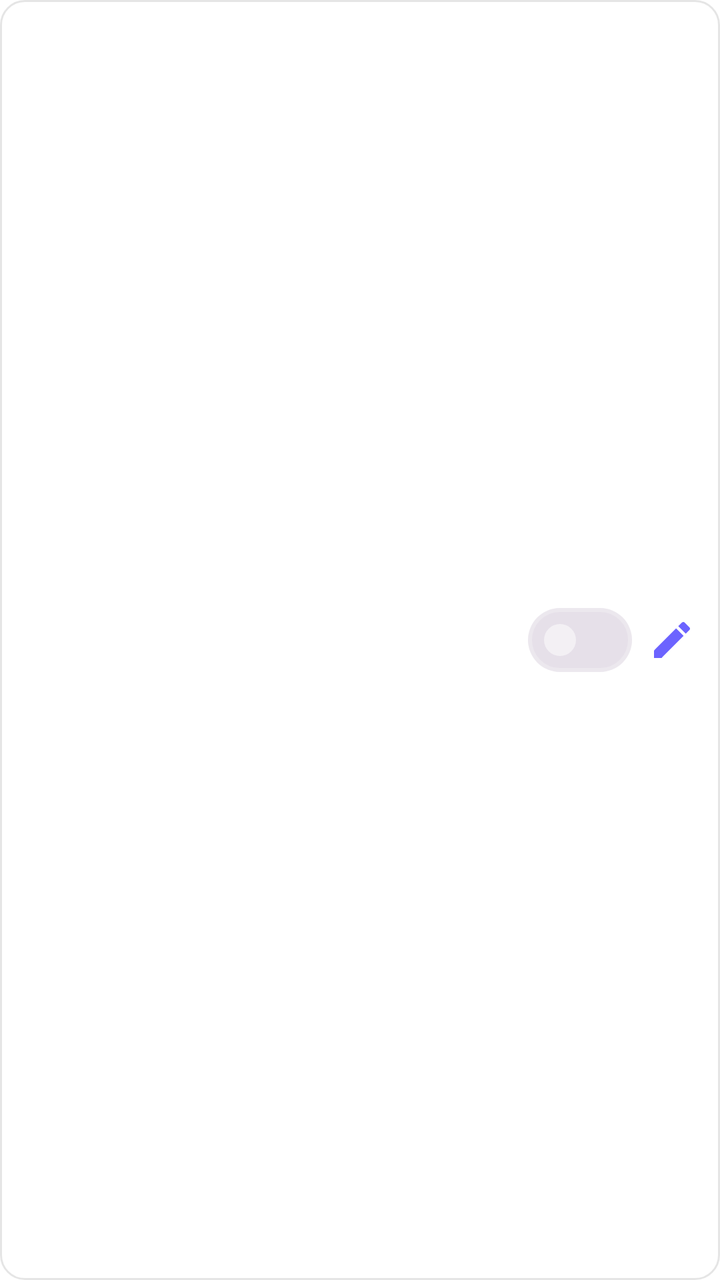
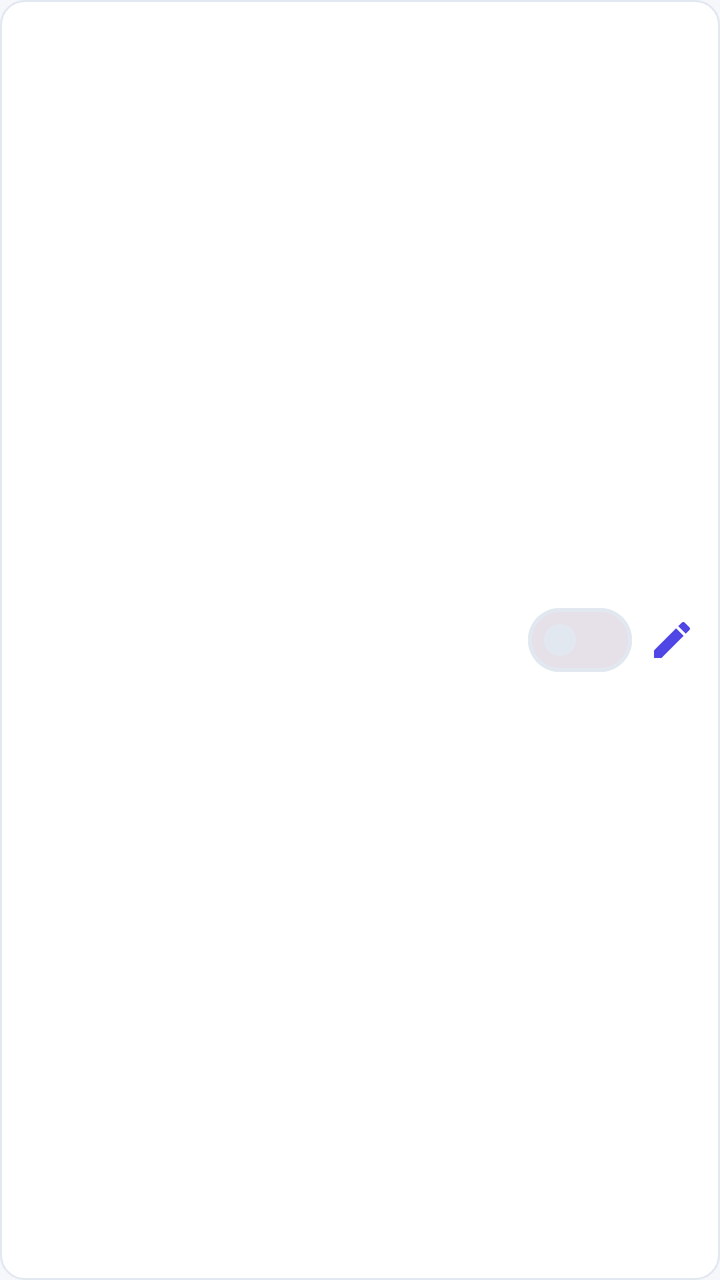

Compare the two renders of this Android layout. The source of the first and the diff that turns it into the second are given below.
<!-- AndroidManifest.xml: application theme Theme.Appfinanceiro -->
<!-- res/layout/item_notification_config.xml -->
<?xml version="1.0" encoding="utf-8"?>
<LinearLayout xmlns:android="http://schemas.android.com/apk/res/android"
    xmlns:app="http://schemas.android.com/apk/res-auto"
    android:layout_width="match_parent"
    android:layout_height="wrap_content"
    android:layout_marginBottom="8dp"
    android:background="@drawable/bg_outlined_rounded"
    android:gravity="center_vertical"
    android:orientation="horizontal"
    android:paddingStart="12dp"
    android:paddingTop="8dp"
    android:paddingEnd="4dp"
    android:paddingBottom="8dp">

    <LinearLayout
        android:layout_width="0dp"
        android:layout_height="wrap_content"
        android:layout_weight="1"
        android:orientation="vertical">

        <TextView
            android:id="@+id/configTitleTextView"
            android:layout_width="match_parent"
            android:layout_height="wrap_content"
            android:textColor="@android:color/black"
            android:textSize="14sp"
            android:textStyle="bold" />

        <TextView
            android:id="@+id/configTextTextView"
            android:layout_width="match_parent"
            android:layout_height="wrap_content"
            android:layout_marginTop="2dp"
            android:ellipsize="end"
            android:maxLines="3"
            android:textColor="@android:color/darker_gray"
            android:textSize="12sp" />
    </LinearLayout>

    <com.google.android.material.materialswitch.MaterialSwitch
        android:id="@+id/configSwitch"
        android:layout_width="wrap_content"
        android:layout_height="wrap_content"
        android:layout_marginStart="4dp" />

    <ImageButton
        android:id="@+id/editConfigButton"
        android:layout_width="40dp"
        android:layout_height="40dp"
        android:background="?attr/selectableItemBackgroundBorderless"
        android:contentDescription="Editar"
        android:padding="8dp"
        android:src="@drawable/ic_edit"
        app:tint="@color/primary_purple" />

    <ImageButton
        android:id="@+id/deleteConfigButton"
        android:layout_width="40dp"
        android:layout_height="40dp"
        android:background="?attr/selectableItemBackgroundBorderless"
        android:contentDescription="Excluir"
        android:padding="8dp"
        android:src="@drawable/ic_delete"
        android:visibility="gone"
        app:tint="@color/money_negative" />
</LinearLayout>
<!-- resources referenced by this layout -->
<resources>
  <color name="money_negative">#D5485E</color>
  <color name="primary_purple">#6C63FF</color>
  <!-- drawable bg_outlined_rounded (drawable) -->
  <?xml version="1.0" encoding="utf-8"?>
  <shape xmlns:android="http://schemas.android.com/apk/res/android"
      android:shape="rectangle">
      <solid android:color="@android:color/white" />
      <corners android:radius="12dp" />
      <stroke
          android:width="1dp"
          android:color="#1A000000" />
  </shape>
  <!-- drawable ic_delete (drawable) -->
  <vector xmlns:android="http://schemas.android.com/apk/res/android"
      android:width="24dp" android:height="24dp"
      android:viewportWidth="24" android:viewportHeight="24">
      <path android:fillColor="#FF000000"
          android:pathData="M6,19c0,1.1 0.9,2 2,2h8c1.1,0 2,-0.9 2,-2V7H6v12zM19,4h-3.5l-1,-1h-5l-1,1H5v2h14V4z" />
  </vector>
  <!-- drawable ic_edit (drawable) -->
  <vector xmlns:android="http://schemas.android.com/apk/res/android"
      android:width="24dp" android:height="24dp"
      android:viewportWidth="24" android:viewportHeight="24">
      <path android:fillColor="#FF000000"
          android:pathData="M3,17.25V21h3.75L17.81,9.94l-3.75,-3.75L3,17.25zM20.71,7.04c0.39,-0.39 0.39,-1.02 0,-1.41l-2.34,-2.34c-0.39,-0.39 -1.02,-0.39 -1.41,0l-1.83,1.83 3.75,3.75 1.83,-1.83z" />
  </vector>
  <style name="Theme.Appfinanceiro" parent="Theme.Material3.Light.NoActionBar">
          
          <item name="colorPrimary">@color/primary_purple</item>
          <item name="colorOnPrimary">@color/glass_white</item>
          <item name="colorPrimaryContainer">@color/glass_white_translucent</item>
          <item name="colorOnPrimaryContainer">@android:color/black</item>
  
          
          <item name="colorSecondary">@color/primary_blue</item>
          <item name="colorOnSecondary">@color/glass_white</item>
          <item name="colorSecondaryContainer">@color/glass_white_translucent</item>
          <item name="colorOnSecondaryContainer">@android:color/black</item>
  
          
          <item name="colorSurface">@color/glass_white_translucent</item>
          <item name="colorOnSurface">@android:color/black</item>
          <item name="colorSurfaceVariant">@color/glass_white_translucent</item>
          <item name="colorOnSurfaceVariant">@android:color/black</item>
  
          
          <item name="android:windowBackground">@android:color/transparent</item>
          <item name="android:colorBackground">@android:color/white</item>
  
          
          <item name="colorError">@android:color/holo_red_dark</item>
          <item name="colorOnError">@color/glass_white</item>
  
          
          <item name="colorOutline">@color/glass_white_translucent</item>
  
          
          <item name="android:statusBarColor">@android:color/transparent</item>
          <item name="android:windowLightStatusBar">true</item>
  
          
          <item name="android:navigationBarColor">@android:color/white</item>
          <item name="android:windowLightNavigationBar">true</item>
      </style>
  <color name="glass_white">#FFFFFF</color>
  <color name="glass_white_translucent">#80FFFFFF</color>
  <color name="primary_blue">#3A8DFF</color>
</resources>

<!-- the commit's change to res/layout/item_notification_config.xml (unified diff, before → after) -->
@@ -22,7 +22,7 @@
             android:id="@+id/configTitleTextView"
             android:layout_width="match_parent"
             android:layout_height="wrap_content"
-            android:textColor="@android:color/black"
+            android:textColor="?attr/colorOnSurface"
             android:textSize="14sp"
             android:textStyle="bold" />
 
@@ -33,7 +33,7 @@
             android:layout_marginTop="2dp"
             android:ellipsize="end"
             android:maxLines="3"
-            android:textColor="@android:color/darker_gray"
+            android:textColor="?attr/colorOnSurfaceVariant"
             android:textSize="12sp" />
     </LinearLayout>
 
@@ -51,7 +51,7 @@
         android:contentDescription="Editar"
         android:padding="8dp"
         android:src="@drawable/ic_edit"
-        app:tint="@color/primary_purple" />
+        app:tint="?attr/colorPrimary" />
 
     <ImageButton
         android:id="@+id/deleteConfigButton"
<!-- resource entries referenced after the edit -->
@@ -1,16 +1,15 @@
 <!-- resources referenced by this layout -->
 <resources>
-  <color name="money_negative">#D5485E</color>
-  <color name="primary_purple">#6C63FF</color>
+  <color name="money_negative">#FFDC2626</color>
   <!-- drawable bg_outlined_rounded (drawable) -->
   <?xml version="1.0" encoding="utf-8"?>
   <shape xmlns:android="http://schemas.android.com/apk/res/android"
       android:shape="rectangle">
-      <solid android:color="@android:color/white" />
+      <solid android:color="?attr/colorSurface" />
       <corners android:radius="12dp" />
       <stroke
           android:width="1dp"
-          android:color="#1A000000" />
+          android:color="?attr/colorOutline" />
   </shape>
   <!-- drawable ic_delete (drawable) -->
   <vector xmlns:android="http://schemas.android.com/apk/res/android"
@@ -26,46 +25,66 @@
       <path android:fillColor="#FF000000"
           android:pathData="M3,17.25V21h3.75L17.81,9.94l-3.75,-3.75L3,17.25zM20.71,7.04c0.39,-0.39 0.39,-1.02 0,-1.41l-2.34,-2.34c-0.39,-0.39 -1.02,-0.39 -1.41,0l-1.83,1.83 3.75,3.75 1.83,-1.83z" />
   </vector>
-  <style name="Theme.Appfinanceiro" parent="Theme.Material3.Light.NoActionBar">
+  <style name="Theme.Appfinanceiro" parent="Theme.Appfinanceiro.Base">
+          <item name="android:windowLightStatusBar">true</item>
+          <item name="android:windowLightNavigationBar">true</item>
+      </style>
+  <style name="Theme.Appfinanceiro.Base" parent="Theme.Material3.DayNight.NoActionBar">
           
-          <item name="colorPrimary">@color/primary_purple</item>
-          <item name="colorOnPrimary">@color/glass_white</item>
-          <item name="colorPrimaryContainer">@color/glass_white_translucent</item>
-          <item name="colorOnPrimaryContainer">@android:color/black</item>
+          <item name="colorPrimary">@color/brand_primary</item>
+          <item name="colorOnPrimary">@color/on_brand</item>
+          <item name="colorPrimaryContainer">@color/surface_variant</item>
+          <item name="colorOnPrimaryContainer">@color/on_surface</item>
   
           
-          <item name="colorSecondary">@color/primary_blue</item>
-          <item name="colorOnSecondary">@color/glass_white</item>
-          <item name="colorSecondaryContainer">@color/glass_white_translucent</item>
-          <item name="colorOnSecondaryContainer">@android:color/black</item>
+          <item name="colorSecondary">@color/brand_secondary</item>
+          <item name="colorOnSecondary">@color/on_brand</item>
+          <item name="colorSecondaryContainer">@color/surface_variant</item>
+          <item name="colorOnSecondaryContainer">@color/on_surface</item>
   
           
-          <item name="colorSurface">@color/glass_white_translucent</item>
-          <item name="colorOnSurface">@android:color/black</item>
-          <item name="colorSurfaceVariant">@color/glass_white_translucent</item>
-          <item name="colorOnSurfaceVariant">@android:color/black</item>
+          <item name="colorTertiary">@color/cta_primary</item>
+          <item name="colorOnTertiary">@color/on_cta</item>
   
           
-          <item name="android:windowBackground">@android:color/transparent</item>
-          <item name="android:colorBackground">@android:color/white</item>
+          <item name="colorSurface">@color/surface</item>
+          <item name="colorOnSurface">@color/on_surface</item>
+          <item name="colorSurfaceVariant">@color/surface_variant</item>
+          <item name="colorOnSurfaceVariant">@color/on_surface_variant</item>
+          <item name="colorSurfaceContainer">@color/surface_variant</item>
+          <item name="colorSurfaceContainerHigh">@color/surface_elevated</item>
   
           
-          <item name="colorError">@android:color/holo_red_dark</item>
-          <item name="colorOnError">@color/glass_white</item>
+          <item name="android:windowBackground">@color/background</item>
+          <item name="android:colorBackground">@color/background</item>
+          <item name="colorOnBackground">@color/on_background</item>
   
           
-          <item name="colorOutline">@color/glass_white_translucent</item>
+          <item name="colorError">@color/error</item>
+          <item name="colorOnError">@color/on_error</item>
+  
+          
+          <item name="colorOutline">@color/outline</item>
+          <item name="colorOutlineVariant">@color/outline</item>
   
           
           <item name="android:statusBarColor">@android:color/transparent</item>
-          <item name="android:windowLightStatusBar">true</item>
-  
-          
-          <item name="android:navigationBarColor">@android:color/white</item>
-          <item name="android:windowLightNavigationBar">true</item>
+          <item name="android:navigationBarColor">@color/surface</item>
       </style>
-  <color name="glass_white">#FFFFFF</color>
-  <color name="glass_white_translucent">#80FFFFFF</color>
-  <color name="primary_blue">#3A8DFF</color>
+  <color name="brand_primary">#FF4F46E5</color>
+  <color name="on_brand">#FFFFFFFF</color>
+  <color name="surface_variant">#FFEEF1F8</color>
+  <color name="on_surface">#FF0F172A</color>
+  <color name="brand_secondary">#FF0EA5E9</color>
+  <color name="cta_primary">#FF047857</color>
+  <color name="on_cta">#FFFFFFFF</color>
+  <color name="surface">#FFFFFFFF</color>
+  <color name="on_surface_variant">#FF64748B</color>
+  <color name="surface_elevated">#FFFFFFFF</color>
+  <color name="background">#FFF6F7FB</color>
+  <color name="on_background">#FF0F172A</color>
+  <color name="error">#FFDC2626</color>
+  <color name="on_error">#FFFFFFFF</color>
+  <color name="outline">#FFE2E8F0</color>
 </resources>
 
